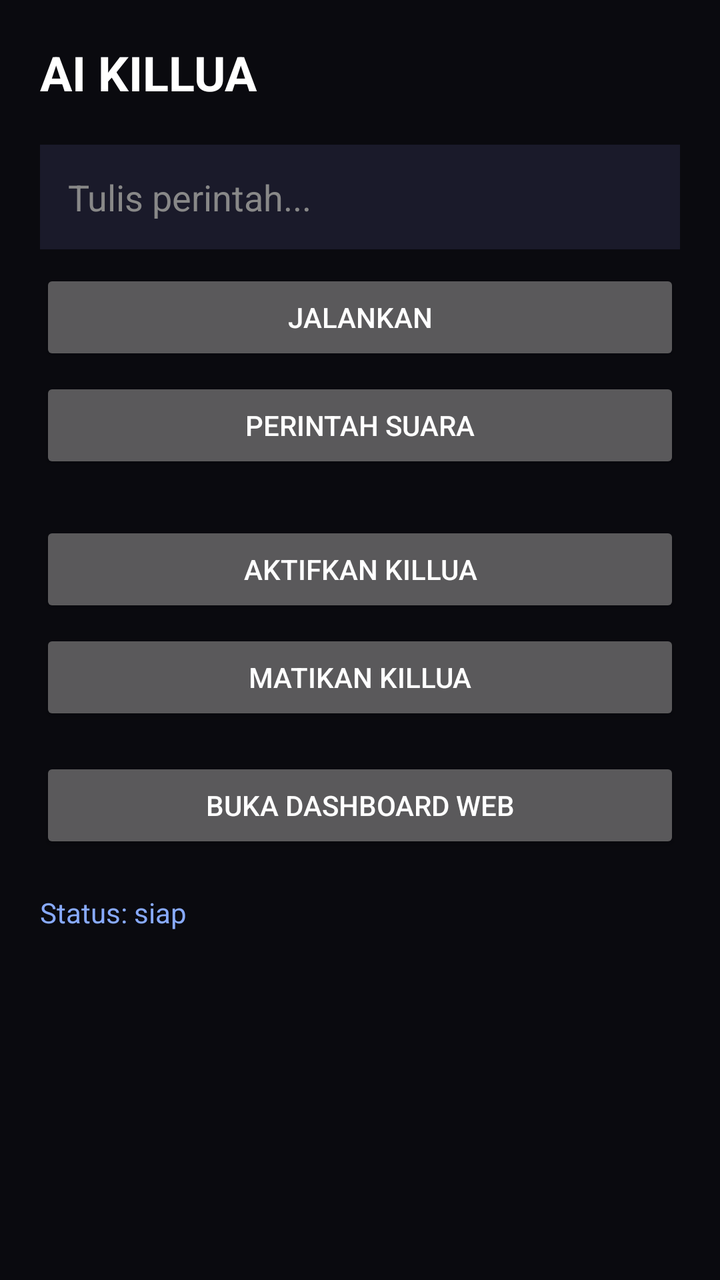
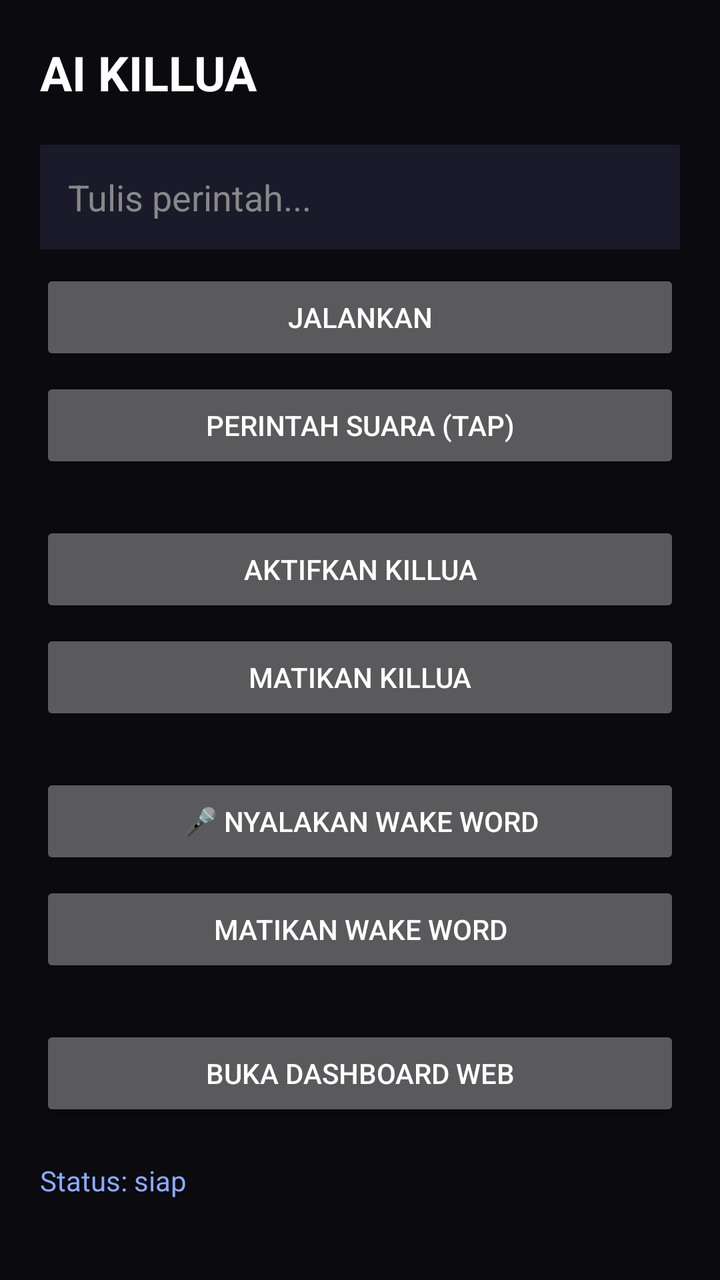

An Android layout rendered at two revisions. The XML below is the earlier revision; the diff shows what the commit changed to produce the second picture.
<!-- AndroidManifest.xml: application theme android:Theme.Material.NoActionBar -->
<!-- res/layout/activity_main.xml -->
<?xml version="1.0" encoding="utf-8"?>
<LinearLayout xmlns:android="http://schemas.android.com/apk/res/android"
    android:layout_width="match_parent"
    android:layout_height="match_parent"
    android:orientation="vertical"
    android:background="#0a0a0f"
    android:padding="20dp">

    <TextView
        android:text="AI KILLUA"
        android:textColor="#ffffff"
        android:textSize="24sp"
        android:textStyle="bold"
        android:layout_marginBottom="20dp"
        android:layout_width="wrap_content"
        android:layout_height="wrap_content"/>

    <EditText
        android:id="@+id/inputTask"
        android:hint="Tulis perintah..."
        android:textColor="#ffffff"
        android:textColorHint="#888888"
        android:background="#1a1a2a"
        android:padding="14dp"
        android:layout_width="match_parent"
        android:layout_height="wrap_content"/>

    <Button
        android:id="@+id/btnRunTask"
        android:text="Jalankan"
        android:layout_marginTop="10dp"
        android:layout_width="match_parent"
        android:layout_height="wrap_content"/>

    <Button
        android:id="@+id/btnVoice"
        android:text="Perintah Suara"
        android:layout_marginTop="6dp"
        android:layout_width="match_parent"
        android:layout_height="wrap_content"/>

    <Button
        android:id="@+id/btnStartOverlay"
        android:text="Aktifkan Killua"
        android:layout_marginTop="24dp"
        android:layout_width="match_parent"
        android:layout_height="wrap_content"/>

    <Button
        android:id="@+id/btnStopOverlay"
        android:text="Matikan Killua"
        android:layout_marginTop="6dp"
        android:layout_width="match_parent"
        android:layout_height="wrap_content"/>

    <Button
        android:id="@+id/btnOpenDashboard"
        android:text="Buka Dashboard Web"
        android:layout_marginTop="16dp"
        android:layout_width="match_parent"
        android:layout_height="wrap_content"/>

    <TextView
        android:id="@+id/statusText"
        android:text="Status: siap"
        android:textColor="#88aaff"
        android:layout_marginTop="20dp"
        android:layout_width="wrap_content"
        android:layout_height="wrap_content"/>
</LinearLayout>
<!-- resources referenced by this layout -->
<resources>

</resources>

<!-- the commit's change to res/layout/activity_main.xml (unified diff, before → after) -->
@@ -1,9 +1,13 @@
 <?xml version="1.0" encoding="utf-8"?>
-<LinearLayout xmlns:android="http://schemas.android.com/apk/res/android"
+<ScrollView xmlns:android="http://schemas.android.com/apk/res/android"
     android:layout_width="match_parent"
     android:layout_height="match_parent"
+    android:background="#0a0a0f">
+
+<LinearLayout
+    android:layout_width="match_parent"
+    android:layout_height="wrap_content"
     android:orientation="vertical"
-    android:background="#0a0a0f"
     android:padding="20dp">
 
     <TextView
@@ -34,7 +38,7 @@
 
     <Button
         android:id="@+id/btnVoice"
-        android:text="Perintah Suara"
+        android:text="Perintah Suara (Tap)"
         android:layout_marginTop="6dp"
         android:layout_width="match_parent"
         android:layout_height="wrap_content"/>
@@ -54,9 +58,23 @@
         android:layout_height="wrap_content"/>
 
     <Button
+        android:id="@+id/btnStartWake"
+        android:text="🎤 Nyalakan Wake Word"
+        android:layout_marginTop="24dp"
+        android:layout_width="match_parent"
+        android:layout_height="wrap_content"/>
+
+    <Button
+        android:id="@+id/btnStopWake"
+        android:text="Matikan Wake Word"
+        android:layout_marginTop="6dp"
+        android:layout_width="match_parent"
+        android:layout_height="wrap_content"/>
+
+    <Button
         android:id="@+id/btnOpenDashboard"
         android:text="Buka Dashboard Web"
-        android:layout_marginTop="16dp"
+        android:layout_marginTop="24dp"
         android:layout_width="match_parent"
         android:layout_height="wrap_content"/>
 
@@ -68,3 +86,4 @@
         android:layout_width="wrap_content"
         android:layout_height="wrap_content"/>
 </LinearLayout>
+</ScrollView>
